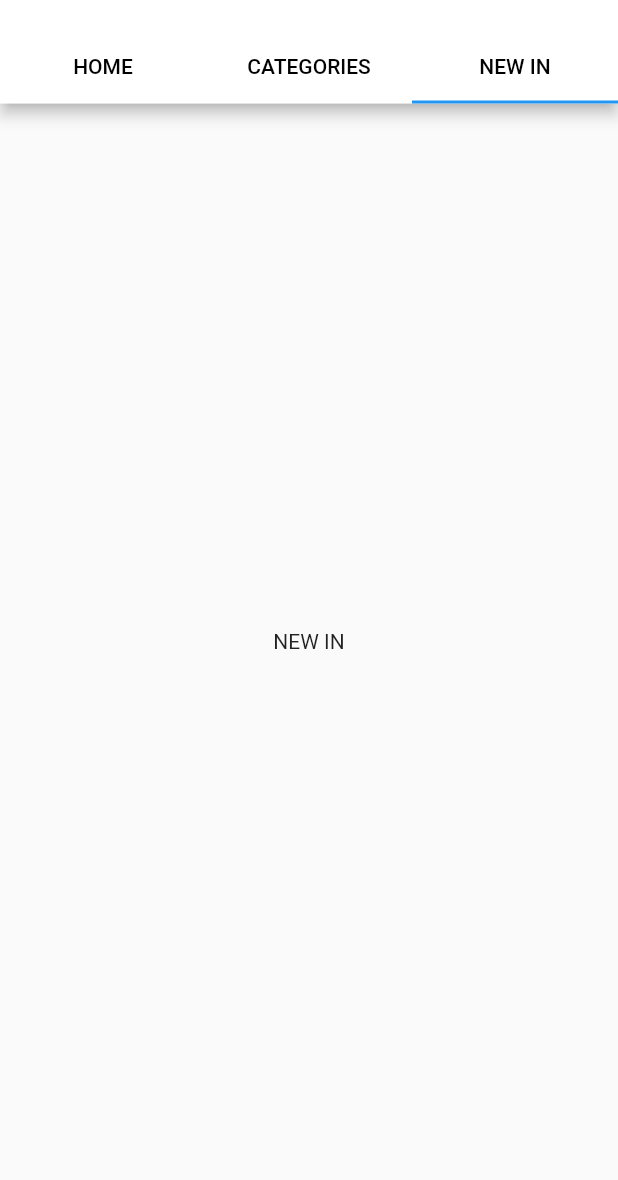
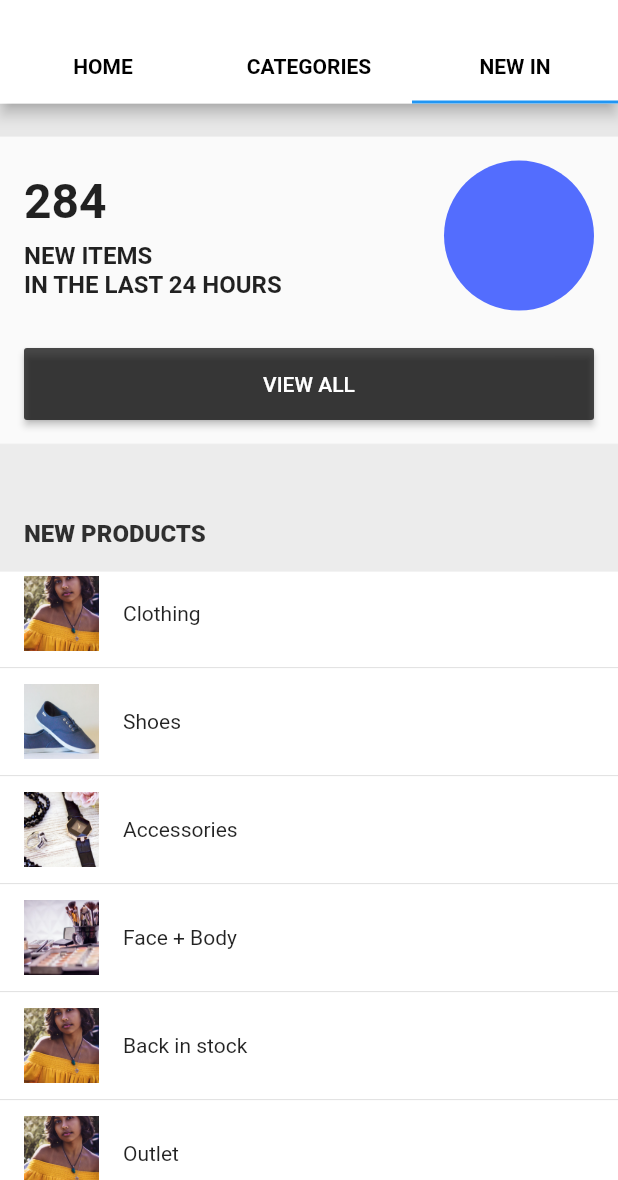
Before and after one commit to isaacllarbi/asos, a Flutter app: the screen it shows after launch, tab 3 chosen, on a phone screen of 412 x 824 dp, the part 56-1236 px from its top. Run offline on Flutter 3.47's test engine with Material 2 defaults, Android fonts, the phone set to English and light mode, and no system bars.

Commit message:
added images

```diff
--- a/lib/screens/home_screen/appbar.dart
+++ b/lib/screens/home_screen/appbar.dart
@@ -60,7 +60,7 @@ class _MyAppBarState extends State<MyAppBar>
     var fav = IconButton(onPressed: () {}, icon: favIcon);
     var search = IconButton(onPressed: () {}, icon: searchIcon);
 
-    var tabTextStyle = TextStyle(color: Colors.black);
+    var tabTextStyle = TextStyle(color: Colors.black,fontWeight: FontWeight.bold);
     var homeTab = Tab(child: Text('HOME', style: tabTextStyle));
     var catTab = Tab(child: Text('CATEGORIES', style: tabTextStyle));
     var newTab = Tab(child: Text('NEW IN', style: tabTextStyle));
--- /dev/null
+++ b/lib/screens/newin_tab/newin_tab.dart
@@ -0,0 +1,181 @@
+import 'package:flutter/material.dart';
+
+class NewInTab extends StatefulWidget {
+  @override
+  _NewInTabState createState() => _NewInTabState();
+}
+
+class _NewInTabState extends State<NewInTab> {
+  @override
+  Widget build(BuildContext context) {
+    return SingleChildScrollView(
+        child: Column(children: [
+      greyDivider(),
+      buildViewAllCard(context),
+      buildCategories(),
+      buildNewEdits()
+    ]));
+  }
+
+  greyDivider() {
+    return Container(height: 22, color: Colors.grey.withOpacity(0.2));
+  }
+
+  Container buildViewAllCard(BuildContext context) {
+    var textStyleBig = TextStyle(fontSize: 32, fontWeight: FontWeight.bold);
+    var number = Text('284', style: textStyleBig);
+
+    var smallStyle = TextStyle(fontSize: 16, fontWeight: FontWeight.bold);
+    var newItemsText = Text('New items'.toUpperCase(), style: smallStyle);
+    var hoursText =
+        Text('In the last 24 hours'.toUpperCase(), style: smallStyle);
+
+    var textColumn = Column(
+      crossAxisAlignment: CrossAxisAlignment.start,
+      children: [number, SizedBox(height: 8), newItemsText, hoursText],
+    );
+
+    var image = CircleAvatar(backgroundColor: Colors.indigoAccent, radius: 50);
+
+    var row = Row(
+      mainAxisAlignment: MainAxisAlignment.spaceBetween,
+      children: [textColumn, image],
+    );
+
+    var viewAll = 'VIEW ALL';
+    var btnText =
+        Text(viewAll.toUpperCase(), style: TextStyle(color: Colors.white));
+
+    var viewAllButton = Container(
+        margin: EdgeInsets.fromLTRB(0, 8, 0, 0),
+        width: double.infinity,
+        height: 48,
+        child: RaisedButton(
+            onPressed: () {},
+            child: btnText,
+            color: Colors.black.withOpacity(0.7)));
+
+    return Container(
+        padding: EdgeInsets.fromLTRB(16, 16, 16, 16),
+        height: 205,
+        child: Column(
+            mainAxisAlignment: MainAxisAlignment.spaceBetween,
+            children: [row, viewAllButton]));
+  }
+
+  newProducts() {}
+
+  buildCategories() {
+    var newProductsText = Container(
+        height: 85,
+        width: double.infinity,
+        color: Colors.grey.withOpacity(0.2),
+        child: Align(
+            child: Padding(
+              padding: const EdgeInsets.all(16.0),
+              child: Text('New products'.toUpperCase(),
+                  style: TextStyle(
+                      color: Colors.black.withOpacity(0.8),
+                      fontWeight: FontWeight.w900,
+                      fontSize: 16)),
+            ),
+            alignment: Alignment.bottomLeft));
+
+    return Card(
+      margin: EdgeInsets.fromLTRB(0, 0, 0, 8),
+      shape: RoundedRectangleBorder(borderRadius: BorderRadius.zero),
+      elevation: 1,
+      child: Column(
+        children: [
+          newProductsText,
+          buildCat(title: 'Clothing', url: 'assets/images/clothing.jpeg'),
+          buildCat(title: 'Shoes', url: 'assets/images/shoes.jpeg'),
+          buildCat(title: 'Accessories', url: 'assets/images/accessories.jpeg'),
+          buildCat(title: 'Face + Body', url: 'assets/images/makeup.jpeg'),
+          buildCat(title: 'Back in stock'),
+          buildCat(title: 'Outlet'),
+          buildCat(title: 'Trending now'),
+          buildCat(title: 'ASOS DESIGN Must-Haves'),
+        ],
+      ),
+    );
+  }
+
+  buildCat({String title, String url = 'assets/images/clothing.jpeg'}) {
+    return Column(
+      children: [
+        ListTile(
+          leading: Container(
+            child: Image.asset(url, fit: BoxFit.cover),
+            height: 50,
+            width: 50,
+            decoration: BoxDecoration(
+              borderRadius: BorderRadius.circular(50),
+              color: Colors.red,
+            ),
+          ),
+          title: Text(title, style: TextStyle(fontSize: 14)),
+        ),
+        Divider()
+      ],
+    );
+  }
+
+  buildNewEdits() {
+    var newEditsText = Container(
+        height: 65,
+        width: double.infinity,
+        color: Colors.grey.withOpacity(0.2),
+        child: Align(
+            child: Padding(
+              padding: const EdgeInsets.all(16.0),
+              child: Text('New edits'.toUpperCase(),
+                  style: TextStyle(
+                      color: Colors.black.withOpacity(0.8),
+                      fontWeight: FontWeight.w900,
+                      fontSize: 16)),
+            ),
+            alignment: Alignment.bottomLeft));
+
+    return Card(
+      margin: EdgeInsets.fromLTRB(0, 0, 0, 8),
+      shape: RoundedRectangleBorder(borderRadius: BorderRadius.zero),
+      elevation: 1,
+      child: Column(
+        children: [
+          newEditsText,
+          buildEdits('ASOS DESIGN MUST-HAVES', 'assets/images/makeup.jpeg'),
+          buildEdits('NIKE', 'assets/images/makeup.jpeg'),
+          buildEdits('FRESHMAN', 'assets/images/makeup.jpeg'),
+        ],
+      ),
+    );
+  }
+
+  buildEdits(String title, String url) {
+    TextStyle style = TextStyle(
+        fontSize: 16, letterSpacing: 1.2, fontWeight: FontWeight.bold);
+    Padding categoryText = Padding(
+      padding: EdgeInsets.fromLTRB(10, 0, 0, 0),
+      child: Text(title, style: style),
+    );
+
+    var image = CircleAvatar(
+      radius: 50,
+      backgroundColor: Colors.tealAccent,
+      backgroundImage: AssetImage(url),
+    );
+
+    return Container(
+      color: Colors.grey.withOpacity(0.2),
+      height: 130,
+      margin: EdgeInsets.fromLTRB(12, 16, 12, 0),
+      padding: EdgeInsets.fromLTRB(8, 16, 8, 16),
+      child: Row(
+        crossAxisAlignment: CrossAxisAlignment.center,
+        mainAxisAlignment: MainAxisAlignment.spaceBetween,
+        children: [categoryText, image],
+      ),
+    );
+  }
+}
--- a/pubspec.yaml
+++ b/pubspec.yaml
@@ -45,8 +45,8 @@ flutter:
   uses-material-design: true
 
   # To add assets to your application, add an assets section, like this:
-  # assets:
-  #   - images/a_dot_burr.jpeg
+  assets:
+    - assets/images/
   #   - images/a_dot_ham.jpeg
 
   # An image asset can refer to one or more resolution-specific "variants", see
```
Also changed, not shown: lib/screens/categories_tab/categories_tab.dart (added, +51 -0 lines), lib/screens/home_screen/home_screen.dart (+65 -65 lines), lib/screens/home_tab/home_tab.dart (added, +15 -0 lines), assets/images/accessories.jpeg (added), assets/images/clothing.jpeg (added), assets/images/makeup.jpeg (added), assets/images/shoes.jpeg (added).
